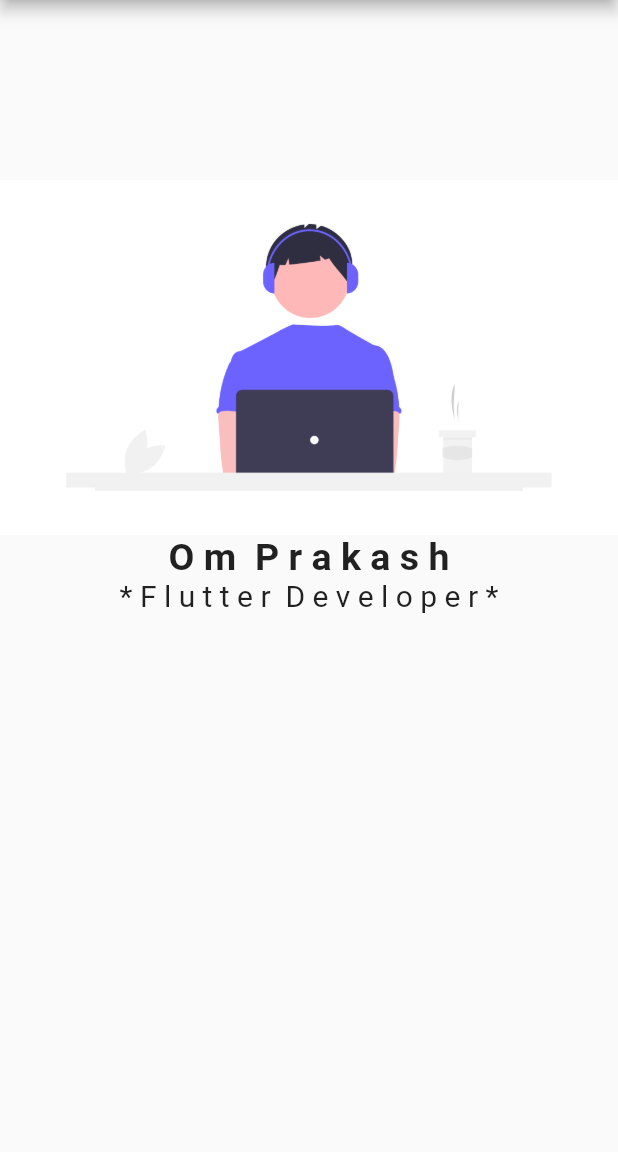
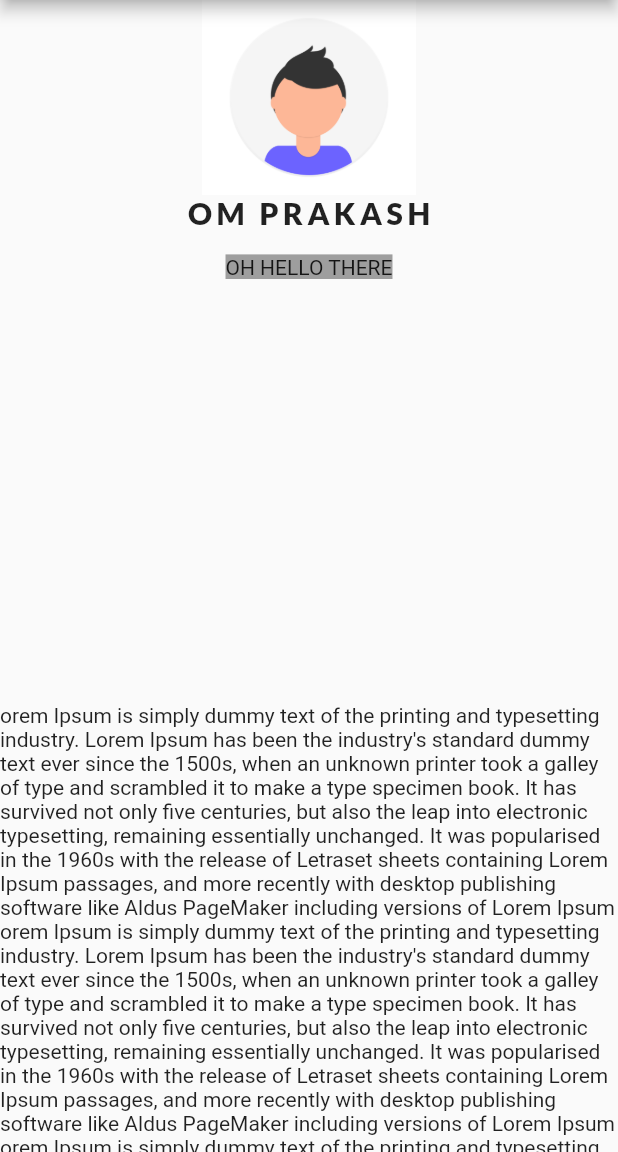
Before and after one commit to dev7omprakash/Portfolio, a Flutter app: the screen it shows after launch, on a phone screen of 412 x 824 dp, the part 84-1236 px from its top. Run offline on Flutter 3.47's test engine with Material 2 defaults, Android fonts, the phone set to English and light mode, and no system bars; our stand-ins replace google_fonts.

Commit message:
some update

```diff
--- a/lib/MyHomePage.dart
+++ b/lib/MyHomePage.dart
@@ -1,3 +1,5 @@
+import 'dart:ui';
+
 import 'package:flutter/material.dart';
 import 'package:google_fonts/google_fonts.dart';
 
@@ -17,20 +19,46 @@ class _MyHomePageState extends State<MyHomePage> {
       ),
       body: Center(
         child: Column(
-          crossAxisAlignment: CrossAxisAlignment.center,
-          children: [
-            Padding(
-              padding: EdgeInsets.all(60),
-            ),
-            Image(image: AssetImage("Images/Avtar.png")),
-            Text(
-              "O m  P r a k a s h",
-              style: TextStyle(fontWeight: FontWeight.bold, fontSize: 25),
+          children: <Widget>[
+            Image(
+              height: 130,
+              image: AssetImage("Images/profile.png"),
             ),
             Text(
-              "* F l u t t e r  D e v e l o p e r *",
-              style: TextStyle(fontWeight: FontWeight.normal, fontSize: 20),
+              "OM PRAKASH",
+              style: GoogleFonts.lato(
+                textStyle: TextStyle(
+                  fontWeight: FontWeight.w900,
+                  fontSize: 20,
+                  letterSpacing: 3,
+                ),
+              ),
             ),
+            Padding(padding: EdgeInsets.all(8)),
+            Expanded(
+              child: Text(
+                "OH HELLO THERE",
+                style: TextStyle(backgroundColor: Colors.grey),
+              ),
+            ),
+            Expanded(
+              child: SingleChildScrollView(
+                child: Column(
+                  children: [
+                    Text(
+                        "orem Ipsum is simply dummy text of the printing and typesetting industry. Lorem Ipsum has been the industry's standard dummy text ever since the 1500s, when an unknown printer took a galley of type and scrambled it to make a type specimen book. It has survived not only five centuries, but also the leap into electronic typesetting, remaining essentially unchanged. It was popularised in the 1960s with the release of Letraset sheets containing Lorem Ipsum passages, and more recently with desktop publishing software like Aldus PageMaker including versions of Lorem Ipsum"),
+                    Text(
+                        "orem Ipsum is simply dummy text of the printing and typesetting industry. Lorem Ipsum has been the industry's standard dummy text ever since the 1500s, when an unknown printer took a galley of type and scrambled it to make a type specimen book. It has survived not only five centuries, but also the leap into electronic typesetting, remaining essentially unchanged. It was popularised in the 1960s with the release of Letraset sheets containing Lorem Ipsum passages, and more recently with desktop publishing software like Aldus PageMaker including versions of Lorem Ipsum"),
+                    Text(
+                        "orem Ipsum is simply dummy text of the printing and typesetting industry. Lorem Ipsum has been the industry's standard dummy text ever since the 1500s, when an unknown printer took a galley of type and scrambled it to make a type specimen book. It has survived not only five centuries, but also the leap into electronic typesetting, remaining essentially unchanged. It was popularised in the 1960s with the release of Letraset sheets containing Lorem Ipsum passages, and more recently with desktop publishing software like Aldus PageMaker including versions of Lorem Ipsum"),
+                    Text(
+                        "orem Ipsum is simply dummy text of the printing and typesetting industry. Lorem Ipsum has been the industry's standard dummy text ever since the 1500s, when an unknown printer took a galley of type and scrambled it to make a type specimen book. It has survived not only five centuries, but also the leap into electronic typesetting, remaining essentially unchanged. It was popularised in the 1960s with the release of Letraset sheets containing Lorem Ipsum passages, and more recently with desktop publishing software like Aldus PageMaker including versions of Lorem Ipsum"),
+                    Text(
+                        "orem Ipsum is simply dummy text of the printing and typesetting industry. Lorem Ipsum has been the industry's standard dummy text ever since the 1500s, when an unknown printer took a galley of type and scrambled it to make a type specimen book. It has survived not only five centuries, but also the leap into electronic typesetting, remaining essentially unchanged. It was popularised in the 1960s with the release of Letraset sheets containing Lorem Ipsum passages, and more recently with desktop publishing software like Aldus PageMaker including versions of Lorem Ipsum"),
+                  ],
+                ),
+              ),
+            )
           ],
         ),
       ),
```
Also changed, not shown: Images/profile.png.
